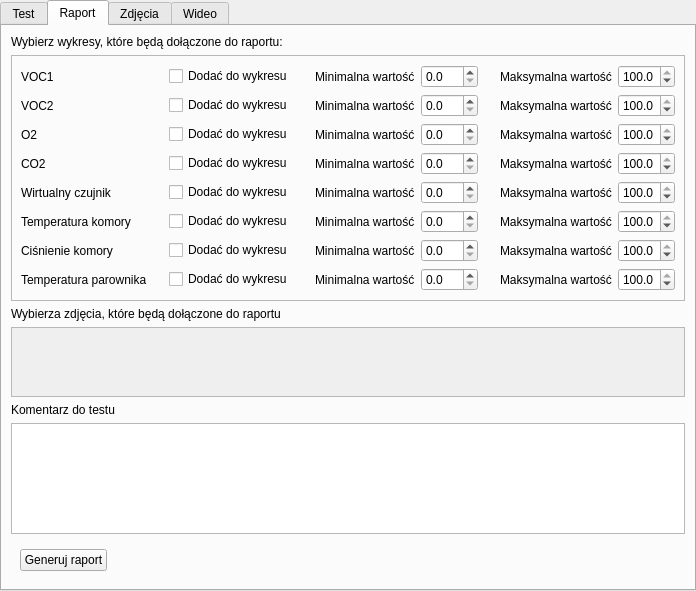
Old version of the form app/testtabswidget.ui in the repository wiacekmarcin/StanowiskoChemiczne.
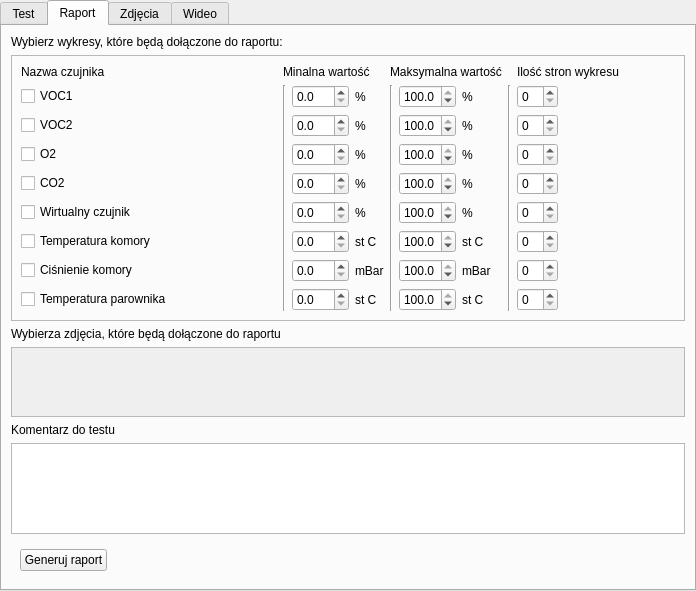
New version of the form. Custom widgets are drawn as their Qt base class.

What changed in the file:
```diff
--- a/app/testtabswidget.ui
+++ b/app/testtabswidget.ui
@@ -68,525 +68,184 @@
           <enum>QFrame::Raised</enum>
          </property>
          <layout class="QGridLayout" name="gridLayout">
-          <item row="2" column="2">
-           <widget class="QCheckBox" name="check_AddPdf_3">
-            <property name="text">
-             <string>Dodać do wykresu</string>
-            </property>
-           </widget>
-          </item>
-          <item row="7" column="1">
-           <spacer name="hs1_8">
-            <property name="orientation">
-             <enum>Qt::Horizontal</enum>
-            </property>
-            <property name="sizeHint" stdset="0">
-             <size>
-              <width>57</width>
-              <height>20</height>
-             </size>
-            </property>
-           </spacer>
-          </item>
-          <item row="1" column="8">
-           <widget class="QDoubleSpinBox" name="dbmax_2">
-            <property name="decimals">
-             <number>1</number>
-            </property>
-            <property name="value">
-             <double>100.000000000000000</double>
-            </property>
-           </widget>
-          </item>
-          <item row="7" column="7">
-           <widget class="QLabel" name="lmax_8">
-            <property name="text">
-             <string>Maksymalna wartość</string>
-            </property>
-           </widget>
-          </item>
-          <item row="4" column="8">
-           <widget class="QDoubleSpinBox" name="dbmax_5">
-            <property name="decimals">
-             <number>1</number>
-            </property>
-            <property name="value">
-             <double>100.000000000000000</double>
-            </property>
-           </widget>
-          </item>
           <item row="1" column="4">
            <widget class="QLabel" name="lmin_2">
             <property name="text">
-             <string>Minimalna wartość</string>
+             <string>%</string>
             </property>
            </widget>
           </item>
-          <item row="1" column="7">
-           <widget class="QLabel" name="lmax_2">
-            <property name="text">
-             <string>Maksymalna wartość</string>
-            </property>
-           </widget>
-          </item>
-          <item row="1" column="3">
-           <spacer name="hs2_2">
+          <item row="1" column="11">
+           <spacer name="horizontalSpacer_4">
             <property name="orientation">
              <enum>Qt::Horizontal</enum>
             </property>
             <property name="sizeHint" stdset="0">
              <size>
-              <width>56</width>
+              <width>40</width>
               <height>20</height>
              </size>
             </property>
            </spacer>
           </item>
-          <item row="1" column="5">
-           <widget class="QDoubleSpinBox" name="dbmin_2">
-            <property name="decimals">
-             <number>1</number>
-            </property>
-           </widget>
-          </item>
-          <item row="3" column="5">
-           <widget class="QDoubleSpinBox" name="dbmin_4">
-            <property name="decimals">
-             <number>1</number>
-            </property>
-           </widget>
-          </item>
-          <item row="2" column="3">
-           <spacer name="hs2_3">
-            <property name="orientation">
-             <enum>Qt::Horizontal</enum>
-            </property>
-            <property name="sizeHint" stdset="0">
-             <size>
-              <width>56</width>
-              <height>20</height>
-             </size>
-            </property>
-           </spacer>
-          </item>
-          <item row="5" column="5">
-           <widget class="QDoubleSpinBox" name="dbmin_6">
-            <property name="decimals">
-             <number>1</number>
-            </property>
-           </widget>
-          </item>
-          <item row="6" column="8">
-           <widget class="QDoubleSpinBox" name="dbmax_7">
-            <property name="decimals">
-             <number>1</number>
-            </property>
-            <property name="maximum">
-             <double>100.000000000000000</double>
-            </property>
-            <property name="value">
-             <double>100.000000000000000</double>
-            </property>
-           </widget>
-          </item>
-          <item row="2" column="4">
-           <widget class="QLabel" name="lmin_3">
+          <item row="0" column="5" colspan="3">
+           <widget class="QLabel" name="lWykresmax">
             <property name="text">
-             <string>Minimalna wartość</string>
-            </property>
-           </widget>
-          </item>
-          <item row="2" column="5">
-           <widget class="QDoubleSpinBox" name="dbmin_3">
-            <property name="decimals">
-             <number>1</number>
-            </property>
-           </widget>
-          </item>
-          <item row="0" column="5">
-           <widget class="QDoubleSpinBox" name="dbmin_1">
-            <property name="decimals">
-             <number>1</number>
-            </property>
-           </widget>
-          </item>
-          <item row="3" column="3">
-           <spacer name="hs2_4">
-            <property name="orientation">
-             <enum>Qt::Horizontal</enum>
-            </property>
-            <property name="sizeHint" stdset="0">
-             <size>
-              <width>56</width>
-              <height>20</height>
-             </size>
-            </property>
-           </spacer>
-          </item>
-          <item row="7" column="8">
-           <widget class="QDoubleSpinBox" name="dbmax_8">
-            <property name="decimals">
-             <number>1</number>
-            </property>
-            <property name="maximum">
-             <double>100.000000000000000</double>
-            </property>
-            <property name="value">
-             <double>100.000000000000000</double>
-            </property>
-           </widget>
-          </item>
-          <item row="4" column="3">
-           <spacer name="hs2_5">
-            <property name="orientation">
-             <enum>Qt::Horizontal</enum>
-            </property>
-            <property name="sizeHint" stdset="0">
-             <size>
-              <width>56</width>
-              <height>20</height>
-             </size>
-            </property>
-           </spacer>
-          </item>
-          <item row="2" column="8">
-           <widget class="QDoubleSpinBox" name="dbmax_3">
-            <property name="decimals">
-             <number>1</number>
-            </property>
-            <property name="value">
-             <double>100.000000000000000</double>
-            </property>
-           </widget>
-          </item>
-          <item row="4" column="7">
-           <widget class="QLabel" name="lmax_5">
-            <property name="text">
              <string>Maksymalna wartość</string>
             </property>
            </widget>
           </item>
-          <item row="6" column="0">
-           <widget class="QLabel" name="title_7">
-            <property name="text">
-             <string>Ciśnienie komory</string>
-            </property>
-           </widget>
-          </item>
-          <item row="3" column="4">
-           <widget class="QLabel" name="lmin_4">
-            <property name="text">
-             <string>Minimalna wartość</string>
-            </property>
-           </widget>
-          </item>
-          <item row="4" column="6">
-           <spacer name="hs3_5">
-            <property name="orientation">
-             <enum>Qt::Horizontal</enum>
-            </property>
-            <property name="sizeHint" stdset="0">
-             <size>
-              <width>57</width>
-              <height>20</height>
-             </size>
-            </property>
-           </spacer>
-          </item>
-          <item row="5" column="0">
-           <widget class="QLabel" name="title_6">
-            <property name="text">
-             <string>Temperatura komory</string>
-            </property>
-           </widget>
-          </item>
-          <item row="5" column="4">
-           <widget class="QLabel" name="lmin_6">
-            <property name="text">
-             <string>Minimalna wartość</string>
-            </property>
-           </widget>
-          </item>
-          <item row="7" column="6">
-           <spacer name="hs3_8">
-            <property name="orientation">
-             <enum>Qt::Horizontal</enum>
-            </property>
-            <property name="sizeHint" stdset="0">
-             <size>
-              <width>57</width>
-              <height>20</height>
-             </size>
-            </property>
-           </spacer>
-          </item>
-          <item row="6" column="4">
-           <widget class="QLabel" name="lmin_7">
-            <property name="text">
-             <string>Minimalna wartość</string>
-            </property>
-           </widget>
-          </item>
-          <item row="2" column="1">
-           <spacer name="hs1_3">
-            <property name="orientation">
-             <enum>Qt::Horizontal</enum>
-            </property>
-            <property name="sizeHint" stdset="0">
-             <size>
-              <width>57</width>
-              <height>20</height>
-             </size>
-            </property>
-           </spacer>
-          </item>
-          <item row="3" column="8">
-           <widget class="QDoubleSpinBox" name="dbmax_4">
-            <property name="decimals">
-             <number>1</number>
-            </property>
-            <property name="value">
-             <double>100.000000000000000</double>
-            </property>
-           </widget>
-          </item>
-          <item row="0" column="0">
-           <widget class="QLabel" name="title_1">
-            <property name="text">
-             <string>VOC1</string>
-            </property>
-           </widget>
-          </item>
-          <item row="7" column="4">
-           <widget class="QLabel" name="lmin_8">
-            <property name="text">
-             <string>Minimalna wartość</string>
-            </property>
-           </widget>
-          </item>
-          <item row="3" column="1">
-           <spacer name="hs1_4">
-            <property name="orientation">
-             <enum>Qt::Horizontal</enum>
-            </property>
-            <property name="sizeHint" stdset="0">
-             <size>
-              <width>57</width>
-              <height>20</height>
-             </size>
-            </property>
-           </spacer>
-          </item>
-          <item row="7" column="3">
-           <spacer name="hs2_8">
-            <property name="orientation">
-             <enum>Qt::Horizontal</enum>
-            </property>
-            <property name="sizeHint" stdset="0">
-             <size>
-              <width>56</width>
-              <height>20</height>
-             </size>
-            </property>
-           </spacer>
-          </item>
-          <item row="4" column="5">
-           <widget class="QDoubleSpinBox" name="dbmin_5">
-            <property name="decimals">
-             <number>1</number>
-            </property>
-           </widget>
-          </item>
-          <item row="4" column="2">
-           <widget class="QCheckBox" name="check_AddPdf_5">
-            <property name="text">
-             <string>Dodać do wykresu</string>
-            </property>
-           </widget>
-          </item>
-          <item row="4" column="4">
-           <widget class="QLabel" name="lmin_5">
-            <property name="text">
-             <string>Minimalna wartość</string>
-            </property>
-           </widget>
-          </item>
           <item row="4" column="1">
-           <spacer name="hs1_5">
+           <spacer name="hs2_4">
             <property name="orientation">
              <enum>Qt::Horizontal</enum>
             </property>
             <property name="sizeHint" stdset="0">
              <size>
-              <width>57</width>
+              <width>56</width>
               <height>20</height>
              </size>
             </property>
            </spacer>
           </item>
-          <item row="7" column="5">
+          <item row="7" column="7">
+           <widget class="QLabel" name="unit_7_2">
+            <property name="text">
+             <string>mBar</string>
+            </property>
+           </widget>
+          </item>
+          <item row="8" column="3">
            <widget class="QDoubleSpinBox" name="dbmin_8">
             <property name="decimals">
              <number>1</number>
             </property>
            </widget>
           </item>
-          <item row="3" column="7">
-           <widget class="QLabel" name="lmax_4">
-            <property name="text">
-             <string>Maksymalna wartość</string>
-            </property>
-           </widget>
-          </item>
-          <item row="1" column="1">
-           <spacer name="hs1_2">
-            <property name="orientation">
-             <enum>Qt::Horizontal</enum>
-            </property>
-            <property name="sizeHint" stdset="0">
-             <size>
-              <width>57</width>
-              <height>20</height>
-             </size>
-            </property>
-           </spacer>
-          </item>
-          <item row="3" column="2">
-           <widget class="QCheckBox" name="check_AddPdf_4">
-            <property name="text">
-             <string>Dodać do wykresu</string>
-            </property>
-           </widget>
-          </item>
-          <item row="5" column="3">
-           <spacer name="hs2_6">
-            <property name="orientation">
-             <enum>Qt::Horizontal</enum>
-            </property>
-            <property name="sizeHint" stdset="0">
-             <size>
-              <width>56</width>
-              <height>20</height>
-             </size>
-            </property>
-           </spacer>
-          </item>
           <item row="4" column="0">
-           <widget class="QLabel" name="title_5">
+           <widget class="QCheckBox" name="check_AddPdf_4">
+            <property name="text">
+             <string>CO2</string>
+            </property>
+           </widget>
+          </item>
+          <item row="8" column="7">
+           <widget class="QLabel" name="unit_8_2">
+            <property name="text">
+             <string>st C</string>
+            </property>
+           </widget>
+          </item>
+          <item row="5" column="0">
+           <widget class="QCheckBox" name="check_AddPdf_5">
             <property name="text">
              <string>Wirtualny czujnik</string>
             </property>
            </widget>
           </item>
+          <item row="0" column="9" colspan="3">
+           <widget class="QLabel" name="label_13">
+            <property name="text">
+             <string>Ilość stron wykresu</string>
+            </property>
+           </widget>
+          </item>
+          <item row="2" column="1">
+           <spacer name="hs2_2">
+            <property name="orientation">
+             <enum>Qt::Horizontal</enum>
+            </property>
+            <property name="sizeHint" stdset="0">
+             <size>
+              <width>56</width>
+              <height>20</height>
+             </size>
+            </property>
+           </spacer>
+          </item>
+          <item row="7" column="1">
+           <spacer name="hs2_7">
+            <property name="orientation">
+             <enum>Qt::Horizontal</enum>
+            </property>
+            <property name="sizeHint" stdset="0">
+             <size>
+              <width>56</width>
+              <height>20</height>
+             </size>
+            </property>
+           </spacer>
+          </item>
+          <item row="7" column="3">
+           <widget class="QDoubleSpinBox" name="dbmin_7">
+            <property name="decimals">
+             <number>1</number>
+            </property>
+           </widget>
+          </item>
+          <item row="5" column="7">
+           <widget class="QLabel" name="unit_5_2">
+            <property name="text">
+             <string>%</string>
+            </property>
+           </widget>
+          </item>
           <item row="5" column="6">
-           <spacer name="hs3_6">
-            <property name="orientation">
-             <enum>Qt::Horizontal</enum>
+           <widget class="QDoubleSpinBox" name="dbmax_5">
+            <property name="decimals">
+             <number>1</number>
             </property>
-            <property name="sizeHint" stdset="0">
-             <size>
-              <width>57</width>
-              <height>20</height>
-             </size>
+            <property name="value">
+             <double>100.000000000000000</double>
             </property>
-           </spacer>
+           </widget>
           </item>
           <item row="2" column="6">
-           <spacer name="hs3_3">
+           <widget class="QDoubleSpinBox" name="dbmax_2">
+            <property name="decimals">
+             <number>1</number>
+            </property>
+            <property name="value">
+             <double>100.000000000000000</double>
+            </property>
+           </widget>
+          </item>
+          <item row="8" column="1">
+           <spacer name="hs2_8">
             <property name="orientation">
              <enum>Qt::Horizontal</enum>
             </property>
             <property name="sizeHint" stdset="0">
              <size>
-              <width>57</width>
+              <width>56</width>
               <height>20</height>
              </size>
             </property>
            </spacer>
           </item>
-          <item row="5" column="8">
-           <widget class="QDoubleSpinBox" name="dbmax_6">
+          <item row="3" column="3">
+           <widget class="QDoubleSpinBox" name="dbmin_3">
             <property name="decimals">
              <number>1</number>
-            </property>
-            <property name="maximum">
-             <double>100.000000000000000</double>
-            </property>
-            <property name="value">
-             <double>100.000000000000000</double>
-            </property>
-           </widget>
-          </item>
-          <item row="0" column="4">
-           <widget class="QLabel" name="lmin_1">
-            <property name="text">
-             <string>Minimalna wartość</string>
             </property>
            </widget>
           </item>
           <item row="1" column="0">
-           <widget class="QLabel" name="title_2">
+           <widget class="QCheckBox" name="check_AddPdf_1">
             <property name="text">
-             <string>VOC2</string>
+             <string>VOC1</string>
             </property>
            </widget>
           </item>
-          <item row="7" column="2">
-           <widget class="QCheckBox" name="check_AddPdf_8">
+          <item row="3" column="7">
+           <widget class="QLabel" name="unit_3_2">
             <property name="text">
-             <string>Dodać do wykresu</string>
+             <string>%</string>
             </property>
            </widget>
           </item>
-          <item row="3" column="6">
-           <spacer name="hs3_4">
-            <property name="orientation">
-             <enum>Qt::Horizontal</enum>
-            </property>
-            <property name="sizeHint" stdset="0">
-             <size>
-              <width>57</width>
-              <height>20</height>
-             </size>
-            </property>
-           </spacer>
-          </item>
-          <item row="3" column="0">
-           <widget class="QLabel" name="title_4">
-            <property name="text">
-             <string>CO2</string>
-            </property>
-           </widget>
-          </item>
-          <item row="5" column="1">
-           <spacer name="hs1_6">
-            <property name="orientation">
-             <enum>Qt::Horizontal</enum>
-            </property>
-            <property name="sizeHint" stdset="0">
-             <size>
-              <width>57</width>
-              <height>20</height>
-             </size>
-            </property>
-           </spacer>
-          </item>
-          <item row="1" column="2">
-           <widget class="QCheckBox" name="check_AddPdf_2">
-            <property name="text">
-             <string>Dodać do wykresu</string>
-            </property>
-           </widget>
-          </item>
-          <item row="5" column="7">
-           <widget class="QLabel" name="lmax_6">
-            <property name="text">
-             <string>Maksymalna wartość</string>
-            </property>
-           </widget>
-          </item>
-          <item row="6" column="3">
-           <spacer name="hs2_7">
+          <item row="1" column="1">
+           <spacer name="hs2_1">
             <property name="orientation">
              <enum>Qt::Horizontal</enum>
             </property>
@@ -598,152 +257,406 @@
             </property>
            </spacer>
           </item>
-          <item row="0" column="7">
-           <widget class="QLabel" name="lmax_1">
-            <property name="text">
-             <string>Maksymalna wartość</string>
-            </property>
-           </widget>
-          </item>
           <item row="7" column="0">
-           <widget class="QLabel" name="title_8">
-            <property name="text">
-             <string>Temperatura parownika</string>
-            </property>
-           </widget>
-          </item>
-          <item row="6" column="7">
-           <widget class="QLabel" name="lmax_7">
-            <property name="text">
-             <string>Maksymalna wartość</string>
-            </property>
-           </widget>
-          </item>
-          <item row="0" column="6">
-           <spacer name="hs3_1">
-            <property name="orientation">
-             <enum>Qt::Horizontal</enum>
-            </property>
-            <property name="sizeHint" stdset="0">
-             <size>
-              <width>57</width>
-              <height>20</height>
-             </size>
-            </property>
-           </spacer>
-          </item>
-          <item row="2" column="7">
-           <widget class="QLabel" name="lmax_3">
-            <property name="text">
-             <string>Maksymalna wartość</string>
-            </property>
-           </widget>
-          </item>
-          <item row="1" column="6">
-           <spacer name="hs3_2">
-            <property name="orientation">
-             <enum>Qt::Horizontal</enum>
-            </property>
-            <property name="sizeHint" stdset="0">
-             <size>
-              <width>57</width>
-              <height>20</height>
-             </size>
-            </property>
-           </spacer>
-          </item>
-          <item row="6" column="2">
            <widget class="QCheckBox" name="check_AddPdf_7">
             <property name="text">
-             <string>Dodać do wykresu</string>
+             <string>Ciśnienie komory</string>
             </property>
            </widget>
           </item>
-          <item row="2" column="0">
-           <widget class="QLabel" name="title_3">
+          <item row="3" column="0">
+           <widget class="QCheckBox" name="check_AddPdf_3">
             <property name="text">
              <string>O2</string>
             </property>
            </widget>
           </item>
-          <item row="0" column="8">
-           <widget class="QDoubleSpinBox" name="dbmax_1">
-            <property name="decimals">
-             <number>1</number>
-            </property>
-            <property name="value">
-             <double>100.000000000000000</double>
-            </property>
-           </widget>
-          </item>
           <item row="6" column="6">
-           <spacer name="hs3_7">
-            <property name="orientation">
-             <enum>Qt::Horizontal</enum>
+           <widget class="QDoubleSpinBox" name="dbmax_6">
+            <property name="decimals">
+             <number>1</number>
             </property>
-            <property name="sizeHint" stdset="0">
-             <size>
-              <width>57</width>
-              <height>20</height>
-             </size>
+            <property name="maximum">
+             <double>100.000000000000000</double>
             </property>
-           </spacer>
+            <property name="value">
+             <double>100.000000000000000</double>
+            </property>
+           </widget>
           </item>
-          <item row="0" column="3">
-           <spacer name="hs2_1">
-            <property name="orientation">
-             <enum>Qt::Horizontal</enum>
+          <item row="1" column="7">
+           <widget class="QLabel" name="unit_2_1">
+            <property name="text">
+             <string>%</string>
             </property>
-            <property name="sizeHint" stdset="0">
-             <size>
-              <width>56</width>
-              <height>20</height>
-             </size>
+           </widget>
+          </item>
+          <item row="4" column="7">
+           <widget class="QLabel" name="unit_4_2">
+            <property name="text">
+             <string>%</string>
             </property>
-           </spacer>
+           </widget>
           </item>
-          <item row="6" column="5">
-           <widget class="QDoubleSpinBox" name="dbmin_7">
+          <item row="1" column="9">
+           <widget class="QSpinBox" name="page_1"/>
+          </item>
+          <item row="8" column="6">
+           <widget class="QDoubleSpinBox" name="dbmax_8">
             <property name="decimals">
              <number>1</number>
             </property>
+            <property name="maximum">
+             <double>100.000000000000000</double>
+            </property>
+            <property name="value">
+             <double>100.000000000000000</double>
+            </property>
            </widget>
           </item>
-          <item row="0" column="2">
-           <widget class="QCheckBox" name="check_AddPdf_1">
+          <item row="1" column="6">
+           <widget class="QDoubleSpinBox" name="dbmax_1">
+            <property name="decimals">
+             <number>1</number>
+            </property>
+            <property name="value">
+             <double>100.000000000000000</double>
+            </property>
+           </widget>
+          </item>
+          <item row="1" column="2" rowspan="8">
+           <widget class="Line" name="line">
+            <property name="orientation">
+             <enum>Qt::Vertical</enum>
+            </property>
+           </widget>
+          </item>
+          <item row="8" column="0">
+           <widget class="QCheckBox" name="check_AddPdf_8">
             <property name="text">
-             <string>Dodać do wykresu</string>
+             <string>Temperatura parownika</string>
             </property>
            </widget>
           </item>
-          <item row="5" column="2">
+          <item row="2" column="0">
+           <widget class="QCheckBox" name="check_AddPdf_2">
+            <property name="text">
+             <string>VOC2</string>
+            </property>
+           </widget>
+          </item>
+          <item row="1" column="5" rowspan="8">
+           <widget class="Line" name="line_2">
+            <property name="orientation">
+             <enum>Qt::Vertical</enum>
+            </property>
+           </widget>
+          </item>
+          <item row="3" column="6">
+           <widget class="QDoubleSpinBox" name="dbmax_3">
+            <property name="decimals">
+             <number>1</number>
+            </property>
+            <property name="value">
+             <double>100.000000000000000</double>
+            </property>
+           </widget>
+          </item>
+          <item row="6" column="0">
            <widget class="QCheckBox" name="check_AddPdf_6">
             <property name="text">
-             <string>Dodać do wykresu</string>
+             <string>Temperatura komory</string>
+            </property>
+           </widget>
+          </item>
+          <item row="6" column="7">
+           <widget class="QLabel" name="unit_6_2">
+            <property name="text">
+             <string>st C</string>
+            </property>
+           </widget>
+          </item>
+          <item row="7" column="6">
+           <widget class="QDoubleSpinBox" name="dbmax_7">
+            <property name="decimals">
+             <number>1</number>
+            </property>
+            <property name="maximum">
+             <double>100.000000000000000</double>
+            </property>
+            <property name="value">
+             <double>100.000000000000000</double>
+            </property>
+           </widget>
+          </item>
+          <item row="8" column="4">
+           <widget class="QLabel" name="unit_1_8">
+            <property name="text">
+             <string>st C</string>
+            </property>
+           </widget>
+          </item>
+          <item row="0" column="0">
+           <widget class="QLabel" name="label_12">
+            <property name="text">
+             <string>Nazwa czujnika</string>
+            </property>
+           </widget>
+          </item>
+          <item row="6" column="4">
+           <widget class="QLabel" name="unit_1_6">
+            <property name="text">
+             <string>st C</string>
+            </property>
+           </widget>
+          </item>
+          <item row="5" column="3">
+           <widget class="QDoubleSpinBox" name="dbmin_5">
+            <property name="decimals">
+             <number>1</number>
+            </property>
+           </widget>
+          </item>
+          <item row="2" column="3">
+           <widget class="QDoubleSpinBox" name="dbmin_2">
+            <property name="decimals">
+             <number>1</number>
+            </property>
+           </widget>
+          </item>
+          <item row="4" column="6">
+           <widget class="QDoubleSpinBox" name="dbmax_4">
+            <property name="decimals">
+             <number>1</number>
+            </property>
+            <property name="value">
+             <double>100.000000000000000</double>
             </property>
            </widget>
           </item>
           <item row="6" column="1">
-           <spacer name="hs1_7">
+           <spacer name="hs2_6">
             <property name="orientation">
              <enum>Qt::Horizontal</enum>
             </property>
             <property name="sizeHint" stdset="0">
              <size>
-              <width>57</width>
+              <width>56</width>
               <height>20</height>
              </size>
             </property>
            </spacer>
           </item>
-          <item row="0" column="1">
-           <spacer name="hs1_1">
+          <item row="3" column="4">
+           <widget class="QLabel" name="unit_1_3">
+            <property name="text">
+             <string>%</string>
+            </property>
+           </widget>
+          </item>
+          <item row="2" column="4">
+           <widget class="QLabel" name="unit_1_2">
+            <property name="text">
+             <string>%</string>
+            </property>
+           </widget>
+          </item>
+          <item row="5" column="1">
+           <spacer name="hs2_5">
             <property name="orientation">
              <enum>Qt::Horizontal</enum>
             </property>
             <property name="sizeHint" stdset="0">
              <size>
-              <width>57</width>
+              <width>56</width>
+              <height>20</height>
+             </size>
+            </property>
+           </spacer>
+          </item>
+          <item row="2" column="7">
+           <widget class="QLabel" name="unit_2_2">
+            <property name="text">
+             <string>%</string>
+            </property>
+           </widget>
+          </item>
+          <item row="1" column="8" rowspan="8">
+           <widget class="Line" name="line_3">
+            <property name="orientation">
+             <enum>Qt::Vertical</enum>
+            </property>
+           </widget>
+          </item>
+          <item row="1" column="3">
+           <widget class="QDoubleSpinBox" name="dbmin_1">
+            <property name="decimals">
+             <number>1</number>
+            </property>
+           </widget>
+          </item>
+          <item row="6" column="3">
+           <widget class="QDoubleSpinBox" name="dbmin_6">
+            <property name="decimals">
+             <number>1</number>
+            </property>
+           </widget>
+          </item>
+          <item row="5" column="4">
+           <widget class="QLabel" name="unit_1_5">
+            <property name="text">
+             <string>%</string>
+            </property>
+           </widget>
+          </item>
+          <item row="0" column="2" colspan="3">
+           <widget class="QLabel" name="lminWykres">
+            <property name="text">
+             <string>Minalna wartość</string>
+            </property>
+           </widget>
+          </item>
+          <item row="4" column="3">
+           <widget class="QDoubleSpinBox" name="dbmin_4">
+            <property name="decimals">
+             <number>1</number>
+            </property>
+           </widget>
+          </item>
+          <item row="3" column="1">
+           <spacer name="hs2_3">
+            <property name="orientation">
+             <enum>Qt::Horizontal</enum>
+            </property>
+            <property name="sizeHint" stdset="0">
+             <size>
+              <width>56</width>
+              <height>20</height>
+             </size>
+            </property>
+           </spacer>
+          </item>
+          <item row="4" column="4">
+           <widget class="QLabel" name="unit_1_4">
+            <property name="text">
+             <string>%</string>
+            </property>
+           </widget>
+          </item>
+          <item row="7" column="4">
+           <widget class="QLabel" name="unit_1_7">
+            <property name="text">
+             <string>mBar</string>
+            </property>
+           </widget>
+          </item>
+          <item row="2" column="9">
+           <widget class="QSpinBox" name="page_2"/>
+          </item>
+          <item row="3" column="9">
+           <widget class="QSpinBox" name="page_3"/>
+          </item>
+          <item row="4" column="9">
+           <widget class="QSpinBox" name="page_4"/>
+          </item>
+          <item row="5" column="9">
+           <widget class="QSpinBox" name="page_5"/>
+          </item>
+          <item row="6" column="9">
+           <widget class="QSpinBox" name="page_6"/>
+          </item>
+          <item row="7" column="9">
+           <widget class="QSpinBox" name="page_7"/>
+          </item>
+          <item row="8" column="9">
+           <widget class="QSpinBox" name="page_8"/>
+          </item>
+          <item row="2" column="11">
+           <spacer name="horizontalSpacer_5">
+            <property name="orientation">
+             <enum>Qt::Horizontal</enum>
+            </property>
+            <property name="sizeHint" stdset="0">
+             <size>
+              <width>40</width>
+              <height>20</height>
+             </size>
+            </property>
+           </spacer>
+          </item>
+          <item row="3" column="11">
+           <spacer name="horizontalSpacer_6">
+            <property name="orientation">
+             <enum>Qt::Horizontal</enum>
+            </property>
+            <property name="sizeHint" stdset="0">
+             <size>
+              <width>40</width>
+              <height>20</height>
+             </size>
+            </property>
+           </spacer>
+          </item>
+          <item row="4" column="11">
+           <spacer name="horizontalSpacer_7">
+            <property name="orientation">
+             <enum>Qt::Horizontal</enum>
+            </property>
+            <property name="sizeHint" stdset="0">
+             <size>
+              <width>40</width>
+              <height>20</height>
+             </size>
+            </property>
+           </spacer>
+          </item>
+          <item row="5" column="11">
+           <spacer name="horizontalSpacer_8">
+            <property name="orientation">
+             <enum>Qt::Horizontal</enum>
+            </property>
+            <property name="sizeHint" stdset="0">
+             <size>
+              <width>40</width>
+              <height>20</height>
+             </size>
+            </property>
+           </spacer>
+          </item>
+          <item row="6" column="11">
+           <spacer name="horizontalSpacer_9">
+            <property name="orientation">
+             <enum>Qt::Horizontal</enum>
+            </property>
+            <property name="sizeHint" stdset="0">
+             <size>
+              <width>40</width>
+              <height>20</height>
+             </size>
+            </property>
+           </spacer>
+          </item>
+          <item row="7" column="11">
+           <spacer name="horizontalSpacer_10">
+            <property name="orientation">
+             <enum>Qt::Horizontal</enum>
+            </property>
+            <property name="sizeHint" stdset="0">
+             <size>
+              <width>40</width>
+              <height>20</height>
+             </size>
+            </property>
+           </spacer>
+          </item>
+          <item row="8" column="11">
+           <spacer name="horizontalSpacer_11">
+            <property name="orientation">
+             <enum>Qt::Horizontal</enum>
+            </property>
+            <property name="sizeHint" stdset="0">
+             <size>
+              <width>40</width>
               <height>20</height>
              </size>
             </property>
```
Left out of the diff: 14 changed lines with no effect on the pictures.
